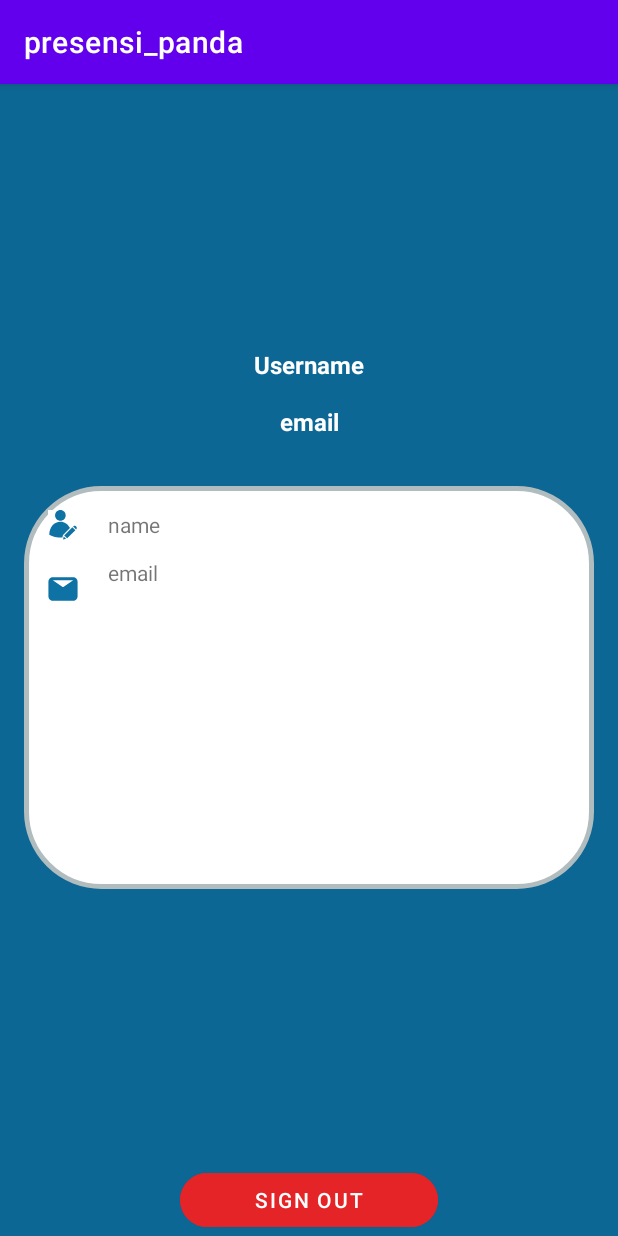
After one commit to BlackSprings/PresensiPanda, an Android app: the ProfileActivity screen opened directly, with no data from a screen before it, on a phone screen of 412 x 824 dp. The commit adds this screen. Run offline under Robolectric (Android 15) with nearby library versions, the phone set to English and light mode, and no system bars.

Commit message:
init profile activity

```diff
--- a/app/src/main/AndroidManifest.xml
+++ b/app/src/main/AndroidManifest.xml
@@ -9,6 +9,9 @@
         android:roundIcon="@mipmap/ic_launcher_round"
         android:supportsRtl="true"
         android:theme="@style/Theme.Presensi_panda">
+        <activity
+            android:name=".ProfileActivity"
+            android:exported="true" />
         <activity
             android:name=".MainActivity"
             android:exported="true" />
--- /dev/null
+++ b/app/src/main/java/com/presensi/panda/ProfileActivity.kt
@@ -0,0 +1,11 @@
+package com.presensi.panda
+
+import androidx.appcompat.app.AppCompatActivity
+import android.os.Bundle
+
+class ProfileActivity : AppCompatActivity() {
+    override fun onCreate(savedInstanceState: Bundle?) {
+        super.onCreate(savedInstanceState)
+        setContentView(R.layout.activity_profile)
+    }
+}
--- /dev/null
+++ b/app/src/main/res/drawable/ic_profile_email.xml
@@ -0,0 +1,16 @@
+<vector xmlns:android="http://schemas.android.com/apk/res/android"
+    android:width="48dp"
+    android:height="48dp"
+    android:viewportWidth="48"
+    android:viewportHeight="48">
+  <group>
+    <clip-path
+        android:pathData="M0,0h48v48h-48z"/>
+    <path
+        android:pathData="M0,0h48v48h-48z"
+        android:fillColor="#ffffff"/>
+    <path
+        android:pathData="M40.3385,5.3333H7.6719C5.8154,5.3333 4.0349,6.0708 2.7221,7.3835C1.4094,8.6963 0.6719,10.4767 0.6719,12.3333V35.6666C0.6719,37.5231 1.4094,39.3036 2.7221,40.6163C4.0349,41.9291 5.8154,42.6666 7.6719,42.6666H40.3385C42.1951,42.6666 43.9755,41.9291 45.2883,40.6163C46.601,39.3036 47.3385,37.5231 47.3385,35.6666V12.3333C47.3385,10.4767 46.601,8.6963 45.2883,7.3835C43.9755,6.0708 42.1951,5.3333 40.3385,5.3333V5.3333ZM40.3385,9.9999L25.1719,20.4299C24.8172,20.6347 24.4148,20.7425 24.0052,20.7425C23.5956,20.7425 23.1933,20.6347 22.8385,20.4299L7.6719,9.9999H40.3385Z"
+        android:fillColor="#0E72A4"/>
+  </group>
+</vector>
--- /dev/null
+++ b/app/src/main/res/drawable/ic_profile_name.xml
@@ -0,0 +1,24 @@
+<vector xmlns:android="http://schemas.android.com/apk/res/android"
+    android:width="48dp"
+    android:height="48dp"
+    android:viewportWidth="48"
+    android:viewportHeight="48">
+  <path
+      android:pathData="M0,0h48v48h-48z"
+      android:fillColor="#ffffff"/>
+  <path
+      android:pathData="M24.0195,47.2604L28.9869,46.114L25.1657,42.293L24.0195,47.2604Z"
+      android:fillColor="#0E72A4"/>
+  <path
+      android:pathData="M23.0396,43.9881L23.8614,40.4267C23.8635,40.4179 23.8664,40.4096 23.8687,40.4011C23.8727,40.3864 23.8766,40.3717 23.8812,40.3572C23.8859,40.3428 23.8905,40.3306 23.8955,40.3175C23.9004,40.3044 23.9048,40.2928 23.9101,40.2806C23.9163,40.2661 23.9232,40.2521 23.9301,40.2383C23.9353,40.2278 23.9407,40.2177 23.9461,40.2077C23.9542,40.1929 23.9629,40.1787 23.9718,40.1646C23.9775,40.1556 23.9832,40.1467 23.9892,40.1379C23.9989,40.1238 24.0092,40.1101 24.0198,40.0967C24.0262,40.0884 24.0327,40.0801 24.0394,40.0721C24.05,40.0591 24.0619,40.0466 24.0736,40.0344C24.0783,40.0294 24.0825,40.0238 24.0874,40.0192L35.1633,28.943C32.0713,22.5831 26.3535,18.7977 19.7928,18.7977C14.982,18.7977 10.5375,20.8569 7.278,24.5959C3.9953,28.3616 2.1456,33.6104 2.043,39.422C3.9837,40.4007 11.9526,44.1611 19.7928,44.1611C20.8773,44.1594 21.961,44.1016 23.0396,43.9881V43.9881Z"
+      android:fillColor="#0E72A4"/>
+  <path
+      android:pathData="M25.8789,40.6161L39.029,27.466L43.8109,32.2478L30.6608,45.3979L25.8789,40.6161Z"
+      android:fillColor="#0E72A4"/>
+  <path
+      android:pathData="M19.7943,17.1068C24.4636,17.1068 28.2488,13.3216 28.2488,8.6523C28.2488,3.983 24.4636,0.1978 19.7943,0.1978C15.125,0.1978 11.3398,3.983 11.3398,8.6523C11.3398,13.3216 15.125,17.1068 19.7943,17.1068Z"
+      android:fillColor="#0E72A4"/>
+  <path
+      android:pathData="M45.9996,28.6603C45.9995,27.9915 45.8011,27.3377 45.4295,26.7817C45.0579,26.2256 44.5297,25.7922 43.9118,25.5363C43.2939,25.2804 42.614,25.2134 41.958,25.3439C41.302,25.4744 40.6995,25.7965 40.2266,26.2694L45.0091,31.0519C45.3241,30.7386 45.5739,30.3659 45.744,29.9553C45.914,29.5448 46.0009,29.1047 45.9996,28.6603V28.6603Z"
+      android:fillColor="#0E72A4"/>
+</vector>
--- /dev/null
+++ b/app/src/main/res/drawable/layout_profile_bg.xml
@@ -0,0 +1,7 @@
+<?xml version="1.0" encoding="UTF-8"?>
+<shape xmlns:android="http://schemas.android.com/apk/res/android">
+    <solid android:color="#FFFFFF"/>
+    <stroke android:width="3dp" android:color="#B1BCBE" />
+    <corners android:radius="50dp" android:topLeftRadius="50dp" android:topRightRadius="50dp"/>
+    <padding android:left="0dp" android:top="0dp" android:right="0dp" android:bottom="0dp" />
+</shape>
--- /dev/null
+++ b/app/src/main/res/layout/activity_profile.xml
@@ -0,0 +1,133 @@
+<?xml version="1.0" encoding="utf-8"?>
+<androidx.constraintlayout.widget.ConstraintLayout xmlns:android="http://schemas.android.com/apk/res/android"
+    xmlns:app="http://schemas.android.com/apk/res-auto"
+    xmlns:tools="http://schemas.android.com/tools"
+    android:layout_width="match_parent"
+    android:layout_height="match_parent"
+    tools:context=".ProfileActivity"
+    android:background="@color/primary">
+
+    <ImageView
+        android:id="@+id/imageView"
+        android:layout_width="120dp"
+        android:layout_height="120dp"
+        android:layout_marginTop="40dp"
+        app:layout_constraintEnd_toEndOf="parent"
+        app:layout_constraintHorizontal_bias="0.498"
+        app:layout_constraintStart_toStartOf="parent"
+        app:layout_constraintTop_toTopOf="parent"
+        tools:src="@tools:sample/avatars" />
+
+    <TextView
+        android:id="@+id/txt_name"
+        android:layout_width="match_parent"
+        android:layout_height="wrap_content"
+        android:layout_marginStart="32dp"
+        android:layout_marginTop="16dp"
+        android:layout_marginEnd="32dp"
+        android:text="@string/username"
+        android:textColor="@color/white"
+        android:textAlignment="center"
+        android:textSize="16dp"
+        android:textStyle="bold"
+        app:layout_constraintEnd_toEndOf="parent"
+        app:layout_constraintStart_toStartOf="parent"
+        app:layout_constraintTop_toBottomOf="@+id/imageView" />
+
+    <TextView
+        android:id="@+id/txt_email"
+        android:layout_width="match_parent"
+        android:layout_height="wrap_content"
+        android:layout_marginStart="32dp"
+        android:layout_marginTop="16dp"
+        android:layout_marginEnd="32dp"
+        android:text="@string/email"
+        android:textColor="@color/white"
+        android:textAlignment="center"
+        android:textSize="16dp"
+        android:textStyle="bold"
+        app:layout_constraintEnd_toEndOf="parent"
+        app:layout_constraintStart_toStartOf="parent"
+        app:layout_constraintTop_toBottomOf="@+id/txt_name" />
+
+    <androidx.constraintlayout.widget.ConstraintLayout
+        android:id="@+id/constraintLayout"
+        android:layout_width="match_parent"
+        android:layout_height="0dp"
+        android:layout_marginStart="16dp"
+        android:layout_marginTop="32dp"
+        android:layout_marginEnd="16dp"
+        android:layout_marginBottom="183dp"
+        android:background="@drawable/layout_profile_bg"
+        app:layout_constraintBottom_toTopOf="@+id/btn_logout"
+        app:layout_constraintEnd_toEndOf="parent"
+        app:layout_constraintStart_toStartOf="parent"
+        app:layout_constraintTop_toBottomOf="@+id/txt_email">
+
+        <ImageView
+            android:id="@+id/imageView2"
+            android:layout_width="20dp"
+            android:layout_height="20dp"
+            android:layout_marginStart="16dp"
+            android:layout_marginTop="16dp"
+            android:layout_marginBottom="16dp"
+            android:src="@drawable/ic_profile_name"
+            app:layout_constraintStart_toStartOf="parent"
+            app:layout_constraintTop_toTopOf="parent" />
+
+        <TextView
+            android:id="@+id/txt_name_detail"
+            android:layout_width="match_parent"
+            android:layout_height="wrap_content"
+            android:layout_marginStart="56dp"
+            android:layout_marginTop="16dp"
+            android:layout_marginEnd="16dp"
+            android:text="@string/name"
+            app:layout_constraintEnd_toEndOf="parent"
+            app:layout_constraintHorizontal_bias="1.0"
+            app:layout_constraintStart_toEndOf="@+id/imageView2"
+            app:layout_constraintTop_toTopOf="parent" />
+
+        <ImageView
+            android:id="@+id/imageView3"
+            android:layout_width="20dp"
+            android:layout_height="20dp"
+            android:layout_marginStart="16dp"
+            android:layout_marginBottom="16dp"
+            android:src="@drawable/ic_profile_email"
+            app:layout_constraintBottom_toBottomOf="parent"
+            app:layout_constraintStart_toStartOf="parent"
+            app:layout_constraintTop_toTopOf="@id/imageView2"
+            app:layout_constraintVertical_bias="0.198" />
+
+        <TextView
+            android:id="@+id/txt_email_detail"
+            android:layout_width="match_parent"
+            android:layout_height="wrap_content"
+            android:layout_marginStart="56dp"
+            android:layout_marginTop="32dp"
+            android:layout_marginEnd="16dp"
+            android:text="@string/email"
+            app:layout_constraintEnd_toEndOf="parent"
+            app:layout_constraintHorizontal_bias="1.0"
+            app:layout_constraintStart_toEndOf="@+id/imageView2"
+            app:layout_constraintTop_toTopOf="@+id/txt_name_detail" />
+
+    </androidx.constraintlayout.widget.ConstraintLayout>
+
+    <com.google.android.material.button.MaterialButton
+        android:id="@+id/btn_logout"
+        android:layout_width="match_parent"
+        android:layout_height="wrap_content"
+        android:layout_marginStart="120dp"
+        android:layout_marginEnd="120dp"
+        android:backgroundTint="@color/btn_logout"
+        android:text="@string/sign_out"
+        app:cornerRadius="20dp"
+        app:layout_constraintBottom_toBottomOf="parent"
+        app:layout_constraintEnd_toEndOf="parent"
+        app:layout_constraintHorizontal_bias="0.0"
+        app:layout_constraintStart_toStartOf="parent"
+        app:layout_constraintTop_toBottomOf="@+id/constraintLayout" />
+
+</androidx.constraintlayout.widget.ConstraintLayout>
--- a/app/src/main/res/values/colors.xml
+++ b/app/src/main/res/values/colors.xml
@@ -10,5 +10,5 @@
     <color name="primary">#0D6794</color>
     <color name="text_grey">#A5A5A5</color>
     <color name="text_grey_dark">#5F6567</color>
-
+    <color name="btn_logout">#E42426</color>
 </resources>
--- a/app/src/main/res/values/strings.xml
+++ b/app/src/main/res/values/strings.xml
@@ -6,4 +6,7 @@
     <string name="username">Username</string>
     <string name="password">Password</string>
     <string name="version">Presensi V.1.1</string>
+    <string name="email">email</string>
+    <string name="sign_out">Sign Out</string>
+    <string name="name">name</string>
 </resources>
```
Also changed, not shown: app/src/main/res/drawable/ic_home_active.xml (added, +12 -0 lines), app/src/main/res/drawable/ic_home_unactive.xml (added, +14 -0 lines), app/src/main/res/drawable/ic_illustration_selesai.xml (added, +16 -0 lines), app/src/main/res/drawable/ic_profile_actve.xml (added, +12 -0 lines), app/src/main/res/drawable/ic_profile_details.xml (added, +18 -0 lines), app/src/main/res/drawable/ic_profile_faq.xml (added, +15 -0 lines), app/src/main/res/drawable/ic_profile_tentangapp.xml (added, +15 -0 lines), app/src/main/res/drawable/ic_profile_unactve.xml (added, +19 -0 lines).
